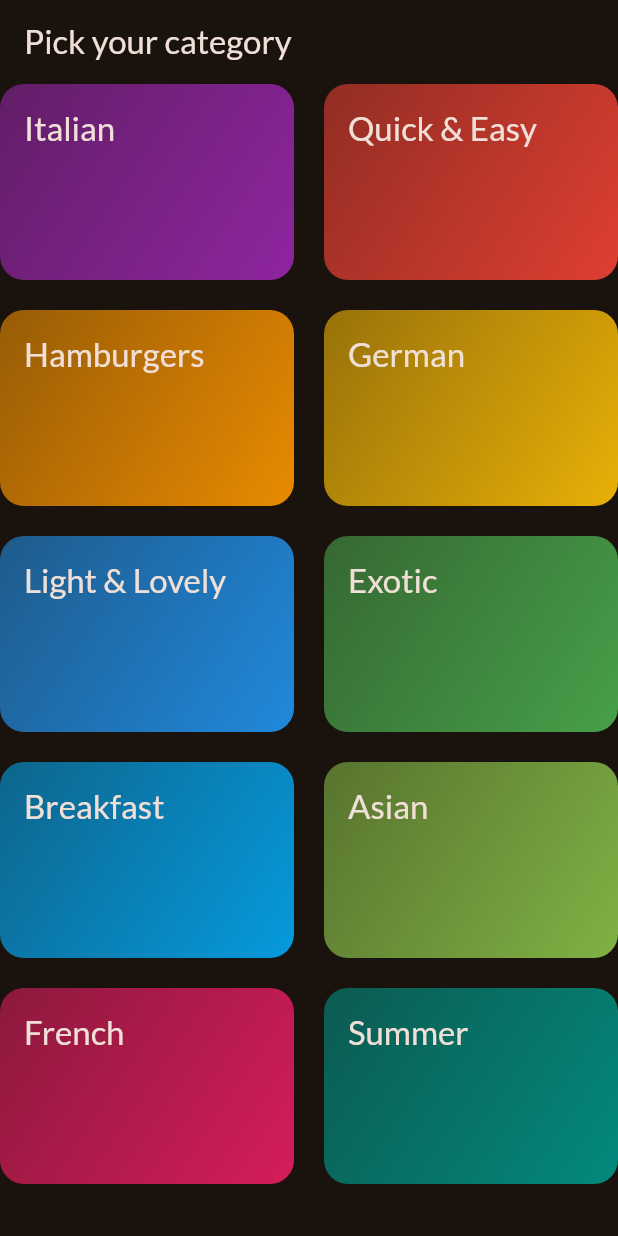
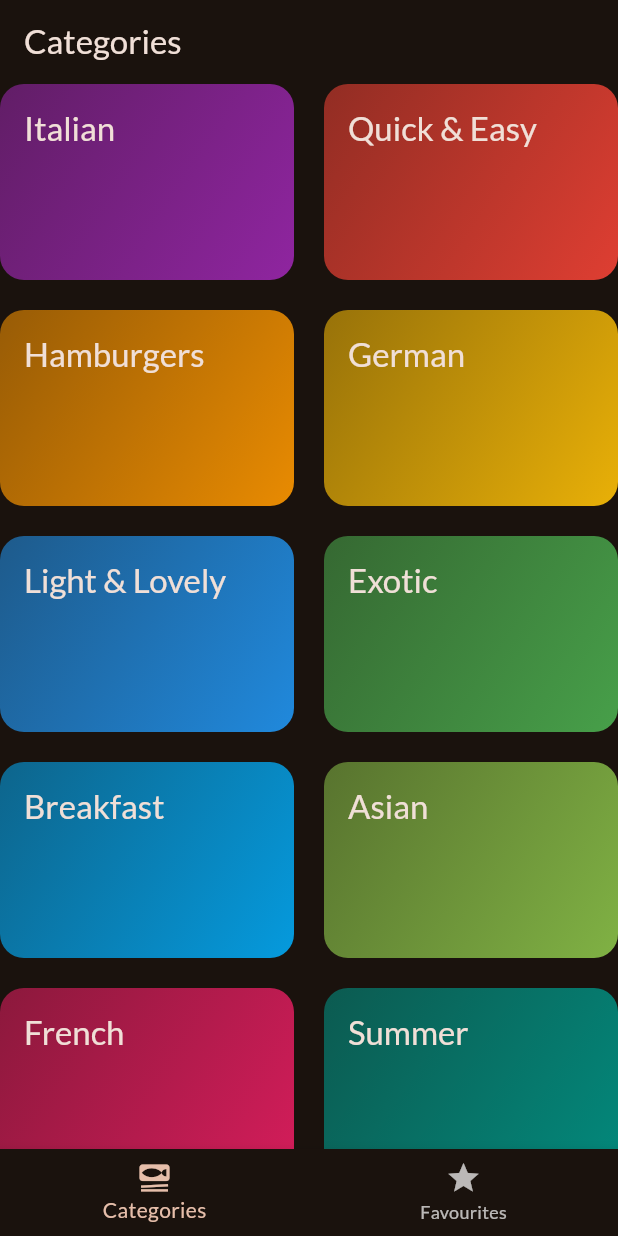
Before and after one commit to JoyChowdhury12/Super-Meals-App, a Flutter app: the screen it shows after launch, on a phone screen of 412 x 824 dp. Run offline on Flutter 3.47's test engine with Material 3 defaults, Android fonts, the phone set to English and light mode, and no system bars; our stand-ins replace google_fonts, transparent_image.

```diff
--- a/lib/main.dart
+++ b/lib/main.dart
@@ -1,6 +1,7 @@
 import 'package:flutter/material.dart';
 import 'package:google_fonts/google_fonts.dart';
 import 'package:super_meals/screens/categories_screen.dart';
+import 'package:super_meals/screens/tab_screen.dart';
 
 final theme = ThemeData(
     useMaterial3: true,
@@ -21,7 +22,7 @@ class App extends StatelessWidget {
   Widget build(BuildContext context) {
     return MaterialApp(
       theme: theme,
-      home: const CategoriesScreen(),
+      home: TabScreen(),
     );
   }
 }
--- a/lib/screens/categories_screen.dart
+++ b/lib/screens/categories_screen.dart
@@ -25,9 +25,6 @@ class CategoriesScreen extends StatelessWidget {
   @override
   Widget build(BuildContext context) {
     return Scaffold(
-      appBar: AppBar(
-        title: const Text("Pick your category"),
-      ),
       body: GridView(
         gridDelegate: SliverGridDelegateWithFixedCrossAxisCount(
             crossAxisCount: 2,
--- /dev/null
+++ b/lib/screens/tab_screen.dart
@@ -0,0 +1,48 @@
+import 'package:flutter/material.dart';
+import 'package:super_meals/screens/categories_screen.dart';
+import 'package:super_meals/screens/meals_screen.dart';
+
+class TabScreen extends StatefulWidget {
+  const TabScreen({super.key});
+
+  @override
+  State<TabScreen> createState() => _TabScreenState();
+}
+
+class _TabScreenState extends State<TabScreen> {
+  int _selectedPageIndex = 0;
+
+  void _changeScreen(int index) {
+    setState(() {
+      _selectedPageIndex = index;
+    });
+  }
+
+  @override
+  Widget build(BuildContext context) {
+    Widget activeScreen = CategoriesScreen();
+    var activeTitle = "Categories";
+    if (_selectedPageIndex == 1) {
+      activeScreen = MealsScreen(meals: []);
+      activeTitle = "Your Favourites";
+    }
+
+    return Scaffold(
+      appBar: AppBar(
+        title: Text(activeTitle),
+      ),
+      body: activeScreen,
+      bottomNavigationBar: BottomNavigationBar(
+        onTap: (index) {
+          _changeScreen(index);
+        },
+        currentIndex: _selectedPageIndex,
+        items: [
+          BottomNavigationBarItem(
+              icon: Icon(Icons.set_meal), label: "Categories"),
+          BottomNavigationBarItem(icon: Icon(Icons.star), label: "Favourites"),
+        ],
+      ),
+    );
+  }
+}
```
Also changed, not shown: lib/screens/meal_detail_screen.dart (+13 -2 lines), lib/screens/meals_screen.dart (+9 -4 lines).
